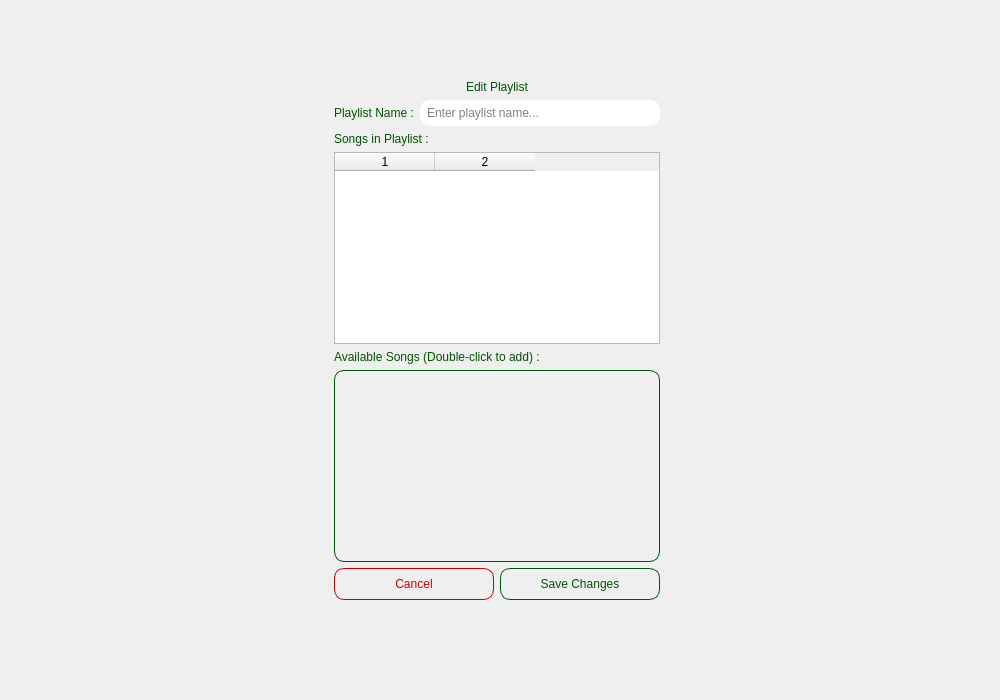
The window that editplaylistwindow.ui (aminfooladi/QSpotify) describes before a commit, drawn with Qt 5.
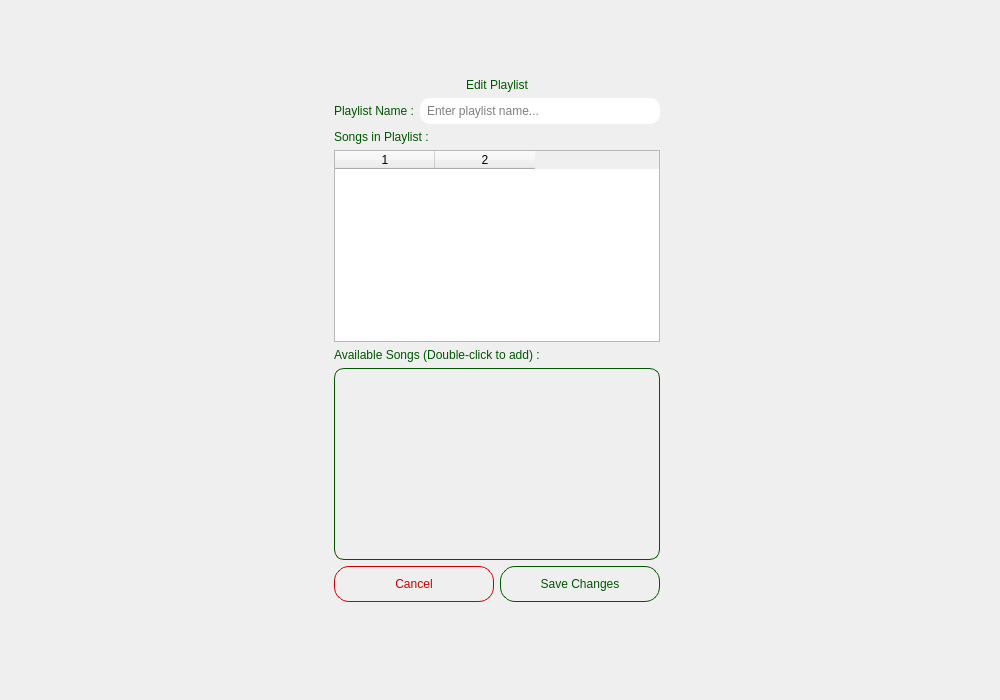
The same window after the commit. Icons and pictures are not drawn.

The edit to the form file:
```diff
--- a/editplaylistwindow.ui
+++ b/editplaylistwindow.ui
@@ -200,12 +200,24 @@
         <item>
          <widget class="QPushButton" name="cancelButton">
           <property name="styleSheet">
-           <string notr="true">background-image: url(:/images/background/images/witeBackground.png);
+           <string notr="true">QPushButton {
+background: transparent;
 border: 1px solid rgb(200, 0, 0);
-border-radius: 10px;
-padding: 8px 25px;
+border-radius: 15px;
+padding: 10px;
 color: rgb(200, 0, 0);
-font: 700 9pt &quot;Segoe UI&quot;;</string>
+font: 700 9pt &quot;Segoe UI&quot;;
+}
+
+QPushButton:hover {
+	background-color: rgb(200, 0, 0);
+	border:1px solid rgb(255, 255, 255);
+	border-radius: 15px;
+	padding: 10px;
+	color: rgb(255, 255, 255);
+	font: 700 9pt &quot;Segoe UI&quot;;
+}
+</string>
           </property>
           <property name="text">
            <string>Cancel</string>
@@ -215,12 +227,24 @@
         <item>
          <widget class="QPushButton" name="saveButton">
           <property name="styleSheet">
-           <string notr="true">background-image: url(:/images/background/images/witeBackground.png);
-border: 1px solid rgb(0, 85, 0);
-border-radius: 10px;
-padding: 8px 25px;
-color: rgb(0, 85, 0);
-font: 700 9pt &quot;Segoe UI&quot;;</string>
+           <string notr="true">QPushButton {
+	background: transparent;
+	border:1px solid rgb(0, 85, 0);
+	border-radius: 15px;
+	padding: 10px;
+	color: rgb(0, 85, 0);
+	font: 700 9pt &quot;Segoe UI&quot;;
+}
+
+QPushButton:hover {
+	background-color: rgb(0, 85, 0);
+	border:1px solid rgb(0, 85, 0);
+	border-radius: 15px;
+	padding: 10px;
+	color: rgb(255, 255, 255);
+	font: 700 9pt &quot;Segoe UI&quot;;
+}
+</string>
           </property>
           <property name="text">
            <string>Save Changes</string>
```
